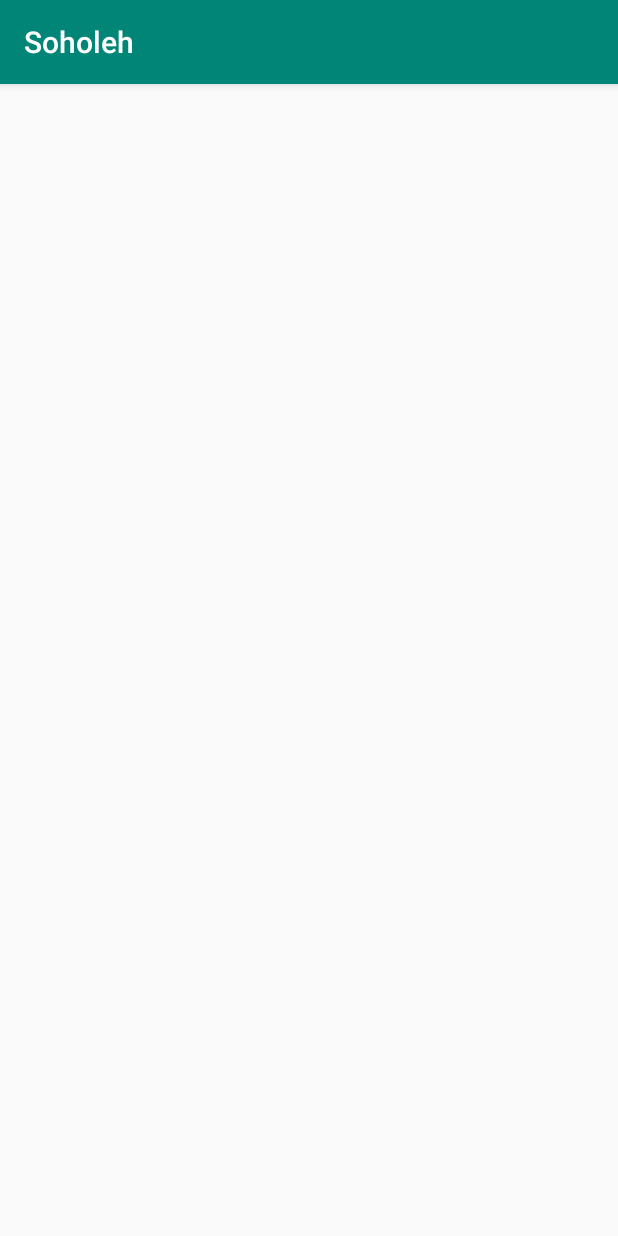
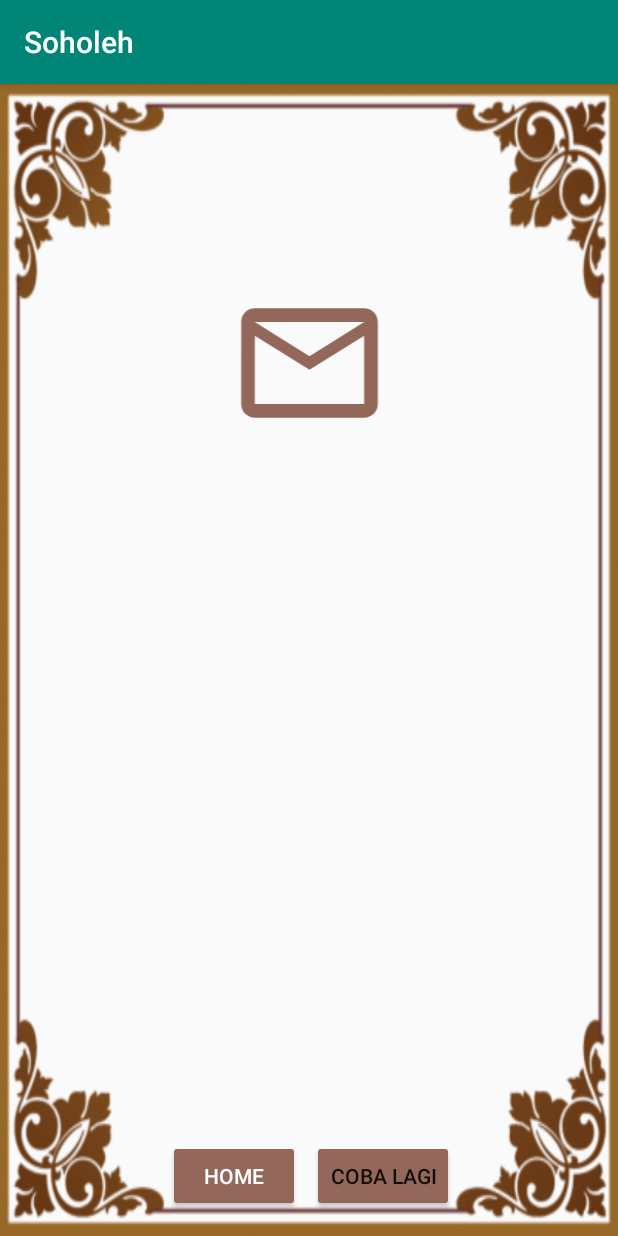
Before and after one commit to soholeh/uts-pemrograman-mobile, an Android app: the OutFragment screen opened through its navigation route, on a phone screen of 412 x 824 dp. Run offline under Robolectric (Android 15) with nearby library versions, the phone set to English and light mode, and no system bars.

Commit message:
Update nav and add pict

```diff
--- a/app/src/main/java/com/muhammad/solehudin/jetpacknavigation/InFragment.kt
+++ b/app/src/main/java/com/muhammad/solehudin/jetpacknavigation/InFragment.kt
@@ -10,6 +10,7 @@ import androidx.navigation.NavController
 import androidx.navigation.Navigation
 import kotlinx.android.synthetic.main.fragment_in.*
 import kotlinx.android.synthetic.main.fragment_main.*
+import kotlinx.android.synthetic.main.fragment_out.*
 
 /**
  * A simple [Fragment] subclass.
@@ -31,6 +32,10 @@ class InFragment : Fragment() {
 
         nav = Navigation.findNavController(view)
 
+        buttonKembali.setOnClickListener{
+            nav.navigate(R.id.action_inFragment_to_mainFragment)
+        }
+
         buttonSubmit.setOnClickListener{
             if (editText.text.toString().isNotEmpty()) {
                 val input = editText.text.toString()
--- a/app/src/main/java/com/muhammad/solehudin/jetpacknavigation/OutFragment.kt
+++ b/app/src/main/java/com/muhammad/solehudin/jetpacknavigation/OutFragment.kt
@@ -6,12 +6,17 @@ import androidx.fragment.app.Fragment
 import android.view.LayoutInflater
 import android.view.View
 import android.view.ViewGroup
+import androidx.navigation.NavController
+import androidx.navigation.Navigation
+import kotlinx.android.synthetic.main.fragment_liniear.*
 import kotlinx.android.synthetic.main.fragment_out.*
 
 /**
  * A simple [Fragment] subclass.
  */
 class OutFragment : Fragment() {
+
+    lateinit var nav : NavController
 
     override fun onCreateView(
         inflater: LayoutInflater, container: ViewGroup?,
@@ -24,6 +29,14 @@ class OutFragment : Fragment() {
     override fun onViewCreated(view: View, savedInstanceState: Bundle?) {
         super.onViewCreated(view, savedInstanceState)
 
+        nav = Navigation.findNavController(view)
+
+        buttonHome.setOnClickListener{
+            nav.navigate(R.id.action_outFragment_to_mainFragment)
+        }
+        buttonCoba.setOnClickListener{
+            nav.navigate(R.id.action_outFragment_to_inFragment)
+        }
         val hasilTangkap = arguments?.getString("args")
         text.text = hasilTangkap
     }
--- /dev/null
+++ b/app/src/main/res/drawable/ic_mail_outline_24dp.xml
@@ -0,0 +1,5 @@
+<vector android:height="24dp" android:tint="#936759"
+    android:viewportHeight="24.0" android:viewportWidth="24.0"
+    android:width="24dp" xmlns:android="http://schemas.android.com/apk/res/android">
+    <path android:fillColor="#FF000000" android:pathData="M20,4L4,4c-1.1,0 -1.99,0.9 -1.99,2L2,18c0,1.1 0.9,2 2,2h16c1.1,0 2,-0.9 2,-2L22,6c0,-1.1 -0.9,-2 -2,-2zM20,18L4,18L4,8l8,5 8,-5v10zM12,11L4,6h16l-8,5z"/>
+</vector>
--- /dev/null
+++ b/app/src/main/res/drawable/ic_textsms_24dp.xml
@@ -0,0 +1,5 @@
+<vector android:height="24dp" android:tint="#936759"
+    android:viewportHeight="24.0" android:viewportWidth="24.0"
+    android:width="24dp" xmlns:android="http://schemas.android.com/apk/res/android">
+    <path android:fillColor="#FF000000" android:pathData="M20,2L4,2c-1.1,0 -1.99,0.9 -1.99,2L2,22l4,-4h14c1.1,0 2,-0.9 2,-2L22,4c0,-1.1 -0.9,-2 -2,-2zM9,11L7,11L7,9h2v2zM13,11h-2L11,9h2v2zM17,11h-2L15,9h2v2z"/>
+</vector>
--- a/app/src/main/res/layout/fragment_liniear.xml
+++ b/app/src/main/res/layout/fragment_liniear.xml
@@ -54,7 +54,7 @@
     </ScrollView>
 
     <Button
-        android:id="@+id/button"
+        android:id="@+id/buttonBack2"
         android:layout_width="wrap_content"
         android:layout_height="wrap_content"
         android:layout_gravity="center"
--- a/app/src/main/res/layout/fragment_out.xml
+++ b/app/src/main/res/layout/fragment_out.xml
@@ -4,6 +4,7 @@
     xmlns:tools="http://schemas.android.com/tools"
     android:layout_width="match_parent"
     android:layout_height="match_parent"
+    android:background="@drawable/bckg"
     tools:context=".OutFragment">
 
     <TextView
@@ -13,8 +14,50 @@
         android:layout_marginStart="32dp"
         android:layout_marginEnd="32dp"
         android:text="Hasil"
+        android:textSize="18sp"
+        android:textStyle="normal|bold|italic"
         app:layout_constraintBottom_toBottomOf="parent"
         app:layout_constraintEnd_toEndOf="parent"
         app:layout_constraintStart_toStartOf="parent"
         app:layout_constraintTop_toTopOf="parent" />
+
+    <Button
+        android:id="@+id/buttonCoba"
+        android:layout_width="wrap_content"
+        android:layout_height="wrap_content"
+        android:layout_marginEnd="8dp"
+        android:layout_marginBottom="16dp"
+        android:backgroundTint="#936759"
+        android:text="COBA LAGI"
+        app:layout_constraintBottom_toBottomOf="parent"
+        app:layout_constraintEnd_toEndOf="parent"
+        app:layout_constraintHorizontal_bias="0.074"
+        app:layout_constraintStart_toEndOf="@+id/buttonHome" />
+
+    <Button
+        android:id="@+id/buttonHome"
+        android:layout_width="wrap_content"
+        android:layout_height="wrap_content"
+        android:layout_marginBottom="16dp"
+        android:backgroundTint="#936759"
+        android:text="HOME"
+        android:textColor="#FFFFFF"
+        app:layout_constraintBottom_toBottomOf="parent"
+        app:layout_constraintEnd_toEndOf="parent"
+        app:layout_constraintHorizontal_bias="0.346"
+        app:layout_constraintStart_toStartOf="parent" />
+
+    <ImageView
+        android:id="@+id/imageView5"
+        android:layout_width="115dp"
+        android:layout_height="109dp"
+        android:layout_marginStart="8dp"
+        android:layout_marginTop="8dp"
+        android:layout_marginEnd="8dp"
+        android:layout_marginBottom="8dp"
+        android:src="@drawable/ic_mail_outline_24dp"
+        app:layout_constraintBottom_toTopOf="@+id/text"
+        app:layout_constraintEnd_toEndOf="parent"
+        app:layout_constraintStart_toStartOf="parent"
+        app:layout_constraintTop_toTopOf="parent" />
 </androidx.constraintlayout.widget.ConstraintLayout>
--- a/app/src/main/res/navigation/nav_graph.xml
+++ b/app/src/main/res/navigation/nav_graph.xml
@@ -28,12 +28,22 @@
         <action
             android:id="@+id/action_inFragment_to_outFragment"
             app:destination="@id/outFragment" />
+        <action
+            android:id="@+id/action_inFragment_to_mainFragment"
+            app:destination="@id/mainFragment" />
     </fragment>
     <fragment
         android:id="@+id/outFragment"
         android:name="com.muhammad.solehudin.jetpacknavigation.OutFragment"
         android:label="fragment_out"
-        tools:layout="@layout/fragment_out" />
+        tools:layout="@layout/fragment_out" >
+        <action
+            android:id="@+id/action_outFragment_to_inFragment"
+            app:destination="@id/inFragment" />
+        <action
+            android:id="@+id/action_outFragment_to_mainFragment"
+            app:destination="@id/mainFragment" />
+    </fragment>
     <fragment
         android:id="@+id/liniearFragment"
         android:name="com.muhammad.solehudin.jetpacknavigation.LiniearFragment"
@@ -47,5 +57,9 @@
         android:id="@+id/consFragment"
         android:name="com.muhammad.solehudin.jetpacknavigation.ConsFragment"
         android:label="fragment_cons"
-        tools:layout="@layout/fragment_cons" />
+        tools:layout="@layout/fragment_cons" >
+        <action
+            android:id="@+id/action_consFragment_to_mainFragment"
+            app:destination="@id/mainFragment" />
+    </fragment>
 </navigation>
--- a/app/src/main/res/values/strings.xml
+++ b/app/src/main/res/values/strings.xml
@@ -5,7 +5,7 @@
     <string name="hello_blank_fragment">Hello blank fragment</string>
     <string name="muhammad_solehudin">Muhammad Solehudin</string>
     <string name="todo">TODO</string>
-    <string name="selesai">ADD</string>
+    <string name="selesai">BACK</string>
     <string name="desc">Nama      : Muhammad Solehudin \n\n
                         NIM       : 175610047 \n\n
                         Jurusan   : Sistem Informasi \n\n
```
Also changed, not shown: app/src/main/java/com/muhammad/solehudin/jetpacknavigation/ConsFragment.kt (+18 -0 lines), app/src/main/java/com/muhammad/solehudin/jetpacknavigation/LiniearFragment.kt (+15 -1 lines), app/src/main/res/layout/fragment_cons.xml (+5 -5 lines), app/src/main/res/layout/fragment_in.xml (+30 -0 lines).
